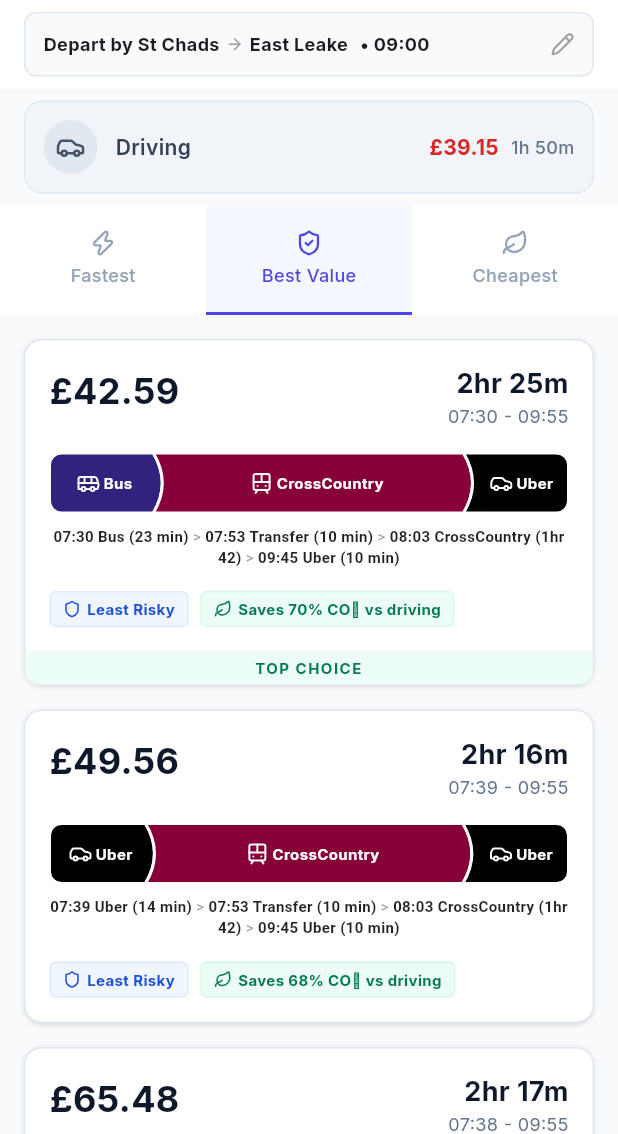
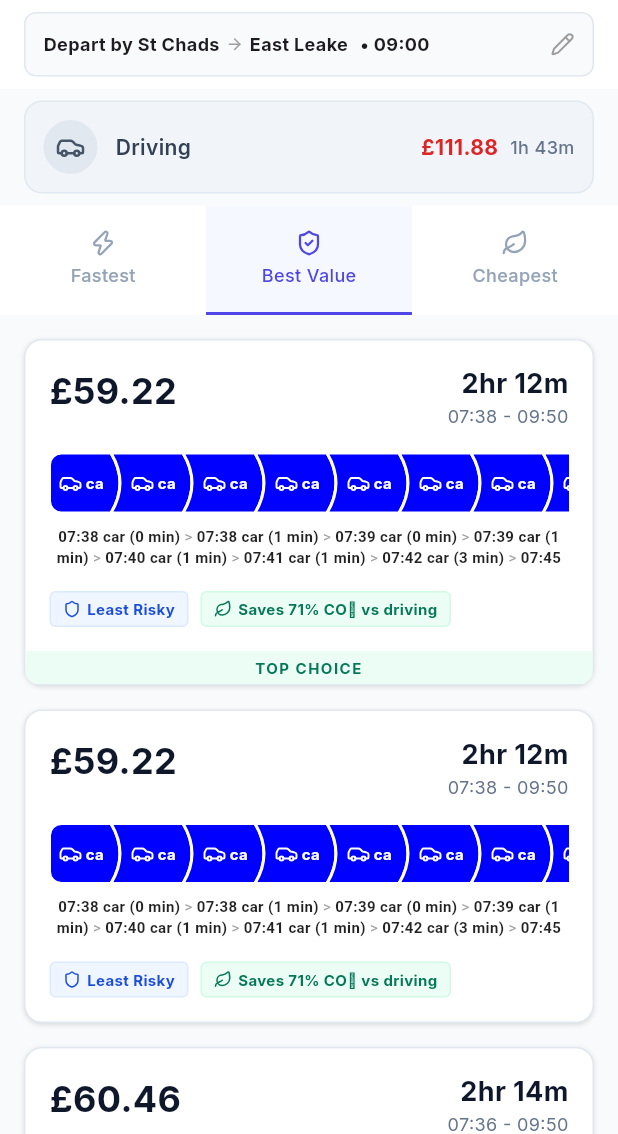
Before and after one commit to isaacw123434/Apptest, a Flutter app: the screen it shows after launch, after a tap on "Search", on a phone screen of 412 x 824 dp, the part 102-1236 px from its top. Run offline on Flutter 3.47's test engine with Material 3 defaults, Android fonts, the phone set to English and light mode, and no system bars; our stand-ins replace flutter_map, google_fonts, latlong2, lucide_icons.

Commit message:
Implement real route data parsing from routes.json
Co-authored-by: isaacw123434 <188620241+isaacw123434@users.noreply.github.com>

```diff
--- a/client/lib/models.dart
+++ b/client/lib/models.dart
@@ -1,4 +1,13 @@
 import 'package:latlong2/latlong.dart';
+
+// ignore_for_file: constant_identifier_names
+class IconIds {
+  static const String train = 'train';
+  static const String car = 'car';
+  static const String bus = 'bus';
+  static const String bike = 'bike';
+  static const String footprints = 'footprints';
+}
 
 class Segment {
   final String mode;
--- a/client/lib/screens/direct_drive_page.dart
+++ b/client/lib/screens/direct_drive_page.dart
@@ -5,7 +5,6 @@ import 'package:lucide_icons/lucide_icons.dart';
 import '../models.dart';
 import '../services/api_service.dart';
 import '../utils/emission_utils.dart';
-import '../services/mock_data.dart';
 
 class DirectDrivePage extends StatefulWidget {
   const DirectDrivePage({super.key});
--- a/client/lib/services/api_service.dart
+++ b/client/lib/services/api_service.dart
@@ -1,39 +1,20 @@
-import 'package:latlong2/latlong.dart';
+import 'package:flutter/services.dart';
 import '../models.dart';
 import '../utils/emission_utils.dart';
-import 'mock_data.dart';
-import '../utils/polyline.dart';
+import '../utils/routes_parser.dart';
 
 class ApiService {
   // Simulate network delay
   static const Duration _delay = Duration(milliseconds: 500);
 
+  Future<InitData> _loadRoutes() async {
+    final jsonString = await rootBundle.loadString('assets/routes.json');
+    return parseRoutesJson(jsonString);
+  }
+
   Future<InitData> fetchInitData() async {
     await Future.delayed(_delay);
-
-    final segmentOptions = _getSegmentOptionsWithPaths();
-
-    // Mock path for Direct Drive (Leeds to East Leake)
-    final directDriveRoute = rawRoutesData.firstWhere(
-      (r) => r['id'] == 'direct_drive',
-      orElse: () => {'polyline': ''},
-    );
-
-    List<LatLng> mockPath = [];
-    if (directDriveRoute['polyline'] != null && (directDriveRoute['polyline'] as String).isNotEmpty) {
-      mockPath = decodePolyline(directDriveRoute['polyline']);
-    } else {
-      mockPath = [
-        LatLng(53.8008, -1.5491), // Leeds
-        LatLng(52.7698, -1.2062), // East Leake
-      ];
-    }
-
-    return InitData(
-      segmentOptions: segmentOptions,
-      directDrive: DirectDrive.fromJson(directDriveData),
-      mockPath: mockPath,
-    );
+    return _loadRoutes();
   }
 
   Future<List<JourneyResult>> searchJourneys({
@@ -42,7 +23,10 @@ class ApiService {
   }) async {
     await Future.delayed(_delay);
 
-    final options = _getSegmentOptionsWithPaths();
+    final initData = await _loadRoutes();
+    final options = initData.segmentOptions;
+    final directDrive = initData.directDrive;
+
     List<JourneyResult> combos = [];
 
     // Generate Combinations
@@ -55,12 +39,12 @@ class ApiService {
         int risk = l1.riskScore + options.mainLeg.riskScore + l3.riskScore;
 
         // Calculate Emissions
-        double directDriveDist = directDriveData['distance'] as double;
-        double carEmission = directDriveDist * 0.27; // direct drive distance * factor
+        // Use pre-calculated CO2 or calculate on fly
+        double carEmission = directDrive.co2 ?? calculateEmission(directDrive.distance, IconIds.car);
 
-        double totalEmission = (l1.distance * getEmissionFactor(l1.iconId)) +
-            (options.mainLeg.distance * getEmissionFactor(options.mainLeg.iconId)) +
-            (l3.distance * getEmissionFactor(l3.iconId));
+        double totalEmission = (l1.co2 ?? calculateEmission(l1.distance, l1.iconId)) +
+            (options.mainLeg.co2 ?? calculateEmission(options.mainLeg.distance, options.mainLeg.iconId)) +
+            (l3.co2 ?? calculateEmission(l3.distance, l3.iconId));
 
         double savings = carEmission - totalEmission;
         int savingsPercent = 0;
@@ -106,7 +90,6 @@ class ApiService {
       combos.sort((a, b) => a.cost.compareTo(b.cost));
     } else {
       // Smart: Cost + 0.3 * Time + 20 * (Risk - MinRisk)
-      // Prioritize lowest risk by giving it a baseline of 0 and penalizing excess risk heavily.
       int minRisk = 0;
       if (combos.isNotEmpty) {
         minRisk = combos.map((c) => c.risk).reduce((a, b) => a < b ? a : b);
@@ -121,134 +104,4 @@ class ApiService {
 
     return combos.take(3).toList();
   }
-
-  SegmentOptions _getSegmentOptionsWithPaths() {
-    // Create a deep copy of the data structure to inject paths
-
-    Map<String, dynamic> data = Map<String, dynamic>.from(segmentOptionsData);
-    data['firstMile'] = (data['firstMile'] as List).map((e) => Map<String, dynamic>.from(e)).toList();
-    data['lastMile'] = (data['lastMile'] as List).map((e) => Map<String, dynamic>.from(e)).toList();
-    data['mainLeg'] = Map<String, dynamic>.from(data['mainLeg']);
-
-    // Pre-fetch all routes
-    Map<String, List<LatLng>> routePolylines = {};
-    for (var route in rawRoutesData) {
-      if (route['polyline'] != null && (route['polyline'] as String).isNotEmpty) {
-        routePolylines[route['id']] = decodePolyline(route['polyline']);
-      }
-    }
-
-    List<LatLng>? getPoints(String? routeId) {
-      if (routeId == null) return null;
-      return routePolylines[routeId];
-    }
-
-    // Helper to attach path
-    void attachPath(Map<String, dynamic> leg, String? routeIdOverride) {
-      String id = leg['id'];
-      List segments = leg['segments'] as List;
-
-      // Special handling for multi-segment legs
-      if (id == 'train_walk_headingley') {
-        leg['segments'] = segments.map((s) {
-          var sMap = Map<String, dynamic>.from(s);
-          String mode = sMap['mode'] ?? '';
-          if (mode == 'train') {
-            sMap['path'] = getPoints(routesMap['train_walk_headingley']);
-          }
-          return sMap;
-        }).toList();
-        return;
-      } else if (id == 'train_uber_headingley') {
-        leg['segments'] = segments.map((s) {
-          var sMap = Map<String, dynamic>.from(s);
-          String mode = sMap['mode'] ?? '';
-          if (mode == 'train') {
-            sMap['path'] = getPoints(routesMap['train_walk_headingley']);
-          }
-          return sMap;
-        }).toList();
-        return;
-      }
-
-      String? routeId;
-      if (routeIdOverride != null) {
-        routeId = routeIdOverride;
-      } else {
-        if (id == 'uber') {
-          routeId = routesMap['uber'];
-        } else if (id == 'bus') {
-          routeId = routesMap['bus'];
-        } else if (id == 'cycle') {
-          routeId = routesMap['cycle'];
-        } else if (id == 'train_main') {
-          routeId = routesMap['train_main'];
-        } else if (id == 'drive_park') {
-          routeId = routesMap['uber']; // Approximation
-        }
-      }
-
-      final points = getPoints(routeId);
-
-      if (points != null) {
-        leg['segments'] = segments.map((s) {
-          var sMap = Map<String, dynamic>.from(s);
-
-          // Logic to decide if we should attach path to this segment
-          String mode = sMap['mode'] ?? '';
-          String routeIdString = routeId!.toLowerCase();
-          bool shouldAttach = false;
-
-          // Check keywords in the ID
-          if (routeIdString.contains('train') && mode == 'train') {
-            shouldAttach = true;
-          } else if ((routeIdString.contains('drive') || routeIdString.contains('uber')) &&
-              (mode == 'car' || mode == 'taxi')) {
-            shouldAttach = true;
-          } else if (routeIdString.contains('bus') && mode == 'bus') {
-            shouldAttach = true;
-          } else if (routeIdString.contains('cycle') && mode == 'bike') {
-            shouldAttach = true;
-          } else if (routeIdString.contains('direct_drive') && mode == 'car') {
-             // direct_drive contains 'drive', so the second condition might catch it,
-             // but 'direct_drive' mode might be different?
-             // Actually direct drive mode is 'car' usually.
-             // But direct drive is handled via fetchInitData directDrive prop, not here usually.
-             // However, checking just in case.
-            shouldAttach = true;
-          }
-
-          if (shouldAttach) {
-            sMap['path'] = points;
-          }
-          return sMap;
-        }).toList();
-      }
-    }
-
-    // Process First Mile
-    for (var leg in data['firstMile']) {
-      attachPath(leg, null);
-    }
-
-    // Process Main Leg
-    attachPath(data['mainLeg'], routesMap['train_main']);
-
-    // Process Last Mile
-    for (var leg in data['lastMile']) {
-        String? routeId;
-        String id = leg['id'];
-        if (id == 'uber') {
-          routeId = routesMap['last_uber'];
-        } else if (id == 'bus') {
-          routeId = routesMap['last_bus'];
-        } else if (id == 'cycle') {
-          routeId = routesMap['last_cycle'];
-        }
-
-        attachPath(leg, routeId);
-    }
-
-    return SegmentOptions.fromJson(data);
-  }
 }
--- a/client/lib/services/mock_data.dart
+++ b/client/lib/services/mock_data.dart
@@ -1,12 +1,6 @@
 // ignore_for_file: constant_identifier_names
 
-class IconIds {
-  static const String train = 'train';
-  static const String car = 'car';
-  static const String bus = 'bus';
-  static const String bike = 'bike';
-  static const String footprints = 'footprints';
-}
+import '../models.dart';
 
 final List<Map<String, dynamic>> rawRoutesData = [
   {
--- a/client/lib/utils/emission_utils.dart
+++ b/client/lib/utils/emission_utils.dart
@@ -1,4 +1,4 @@
-import '../services/mock_data.dart';
+import '../models.dart';
 
 double getEmissionFactor(String iconId) {
   if (iconId == IconIds.train) return 0.06;
--- /dev/null
+++ b/client/lib/utils/routes_parser.dart
@@ -0,0 +1,268 @@
+import 'dart:convert';
+import 'package:latlong2/latlong.dart';
+import '../models.dart';
+import 'polyline.dart';
+import 'emission_utils.dart';
+
+InitData parseRoutesJson(String jsonString) {
+  final Map<String, dynamic> data = jsonDecode(jsonString);
+  final List<dynamic> groups = data['groups'];
+
+  List<Leg> firstMile = [];
+  Leg? mainLeg;
+  List<Leg> lastMile = [];
+  DirectDrive? directDrive;
+  List<LatLng> mockPath = [];
+
+  for (var group in groups) {
+    String name = group['name'] ?? '';
+    List<dynamic> options = group['options'] ?? [];
+
+    if (name.contains('Group 1') || name.contains('Group 2')) {
+      for (var option in options) {
+        firstMile.add(_parseOptionToLeg(option));
+      }
+    } else if (name.contains('Group 3')) {
+      if (options.isNotEmpty) {
+        mainLeg = _parseOptionToLeg(options.first);
+      }
+    } else if (name.contains('Group 4')) {
+      for (var option in options) {
+        lastMile.add(_parseOptionToLeg(option));
+      }
+    } else if (name.contains('Group 5')) {
+      // Direct Drive
+      if (options.isNotEmpty) {
+        var directOption = options.first;
+
+        double totalDistMeters = 0;
+        int totalDurationSeconds = 0;
+        List<LatLng> fullPath = [];
+        List<dynamic> legs = directOption['legs'] ?? [];
+
+        for (var leg in legs) {
+           totalDurationSeconds += (leg['duration_value'] as num).toInt();
+           totalDistMeters += (leg['distance_value'] as num).toDouble();
+           String polyline = leg['polyline'] ?? '';
+           if (polyline.isNotEmpty) {
+             fullPath.addAll(decodePolyline(polyline));
+           }
+        }
+
+        double totalDistMiles = totalDistMeters / 1609.34;
+
+        mockPath = fullPath;
+        directDrive = DirectDrive(
+          time: (totalDurationSeconds / 60).round(),
+          cost: _estimateCost('Direct Drive', totalDistMiles, []),
+          distance: double.parse(totalDistMiles.toStringAsFixed(2)),
+          co2: calculateEmission(totalDistMiles, IconIds.car),
+        );
+      }
+    }
+  }
+
+  // Fallback if missing
+  mainLeg ??= Leg(id: 'main_placeholder', label: 'Main', segments: [], time: 0, cost: 0, distance: 0, riskScore: 0, iconId: IconIds.train, lineColor: '#000000');
+
+  if (directDrive == null) {
+      directDrive = DirectDrive(time: 0, cost: 0, distance: 0);
+  }
+
+  return InitData(
+    segmentOptions: SegmentOptions(
+      firstMile: firstMile,
+      mainLeg: mainLeg,
+      lastMile: lastMile,
+    ),
+    directDrive: directDrive,
+    mockPath: mockPath,
+  );
+}
+
+Leg _parseOptionToLeg(Map<String, dynamic> option) {
+  String name = option['name'] ?? 'Unknown';
+  List<dynamic> jsonLegs = option['legs'] ?? [];
+
+  List<Segment> segments = [];
+  double totalDistMeters = 0;
+  int totalDurationSeconds = 0;
+
+  for (var jsonLeg in jsonLegs) {
+    segments.add(_parseSegment(jsonLeg));
+    totalDistMeters += (jsonLeg['distance_value'] as num).toDouble();
+    totalDurationSeconds += (jsonLeg['duration_value'] as num).toInt();
+  }
+
+  double totalDistMiles = totalDistMeters / 1609.34;
+  String id = _generateId(name);
+  String iconId = _mapIconId(name, segments);
+
+  // Calculate total CO2 based on segments
+  double totalCo2 = 0;
+  for (var seg in segments) {
+      if (seg.co2 != null) totalCo2 += seg.co2!;
+      else {
+          // Estimate
+          totalCo2 += calculateEmission(seg.distance ?? 0, seg.iconId);
+      }
+  }
+
+  return Leg(
+    id: id,
+    label: name,
+    time: (totalDurationSeconds / 60).round(),
+    cost: _estimateCost(name, totalDistMiles, segments),
+    distance: double.parse(totalDistMiles.toStringAsFixed(2)),
+    riskScore: 0,
+    iconId: iconId,
+    lineColor: _mapLineColor(name, segments),
+    segments: segments,
+    co2: double.parse(totalCo2.toStringAsFixed(2)),
+    detail: _generateDetail(segments),
+  );
+}
+
+Segment _parseSegment(Map<String, dynamic> jsonSegment) {
+  String rawMode = jsonSegment['mode'] ?? '';
+  String mode = _mapMode(rawMode, jsonSegment['transit_details']);
+  String polyline = jsonSegment['polyline'] ?? '';
+  List<LatLng> path = decodePolyline(polyline);
+
+  String label = mode;
+  String lineColor = '#000000';
+  String iconId = IconIds.footprints;
+
+  if (jsonSegment.containsKey('transit_details')) {
+      var td = jsonSegment['transit_details'];
+      String? color = td['color'];
+      if (color != null) lineColor = color;
+
+      label = td['line_name'] ?? td['vehicle_type'] ?? mode;
+
+      if (mode == 'bus') iconId = IconIds.bus;
+      if (mode == 'train') iconId = IconIds.train;
+      // Also set lineColor for bus/train if not present in transit_details (though it usually is)
+  } else {
+      // Defaults
+      if (mode == 'car' || mode == 'taxi') {
+          iconId = IconIds.car;
+          lineColor = '#0000FF';
+      } else if (mode == 'bike') {
+          iconId = IconIds.bike;
+          lineColor = '#00FF00';
+      } else if (mode == 'walk') {
+          iconId = IconIds.footprints;
+          lineColor = '#475569';
+      }
+  }
+
+  double distMiles = (jsonSegment['distance_value'] as num).toDouble() / 1609.34;
+
+  return Segment(
+    mode: mode,
+    label: label,
+    lineColor: lineColor,
+    iconId: iconId,
+    time: ((jsonSegment['duration_value'] as num) / 60).round(),
+    path: path,
+    distance: distMiles,
+    co2: calculateEmission(distMiles, iconId),
+  );
+}
+
+String _mapMode(String rawMode, Map<String, dynamic>? transitDetails) {
+    if (rawMode == 'walking') return 'walk';
+    if (rawMode == 'driving') return 'car';
+    if (rawMode == 'bicycling') return 'bike';
+    if (rawMode == 'transit') {
+        if (transitDetails != null) {
+            String type = (transitDetails['vehicle_type'] as String?)?.toUpperCase() ?? '';
+            if (type == 'BUS') return 'bus';
+            if (type == 'HEAVY_RAIL' || type == 'TRAIN') return 'train';
+        }
+        return 'bus'; // Default to bus?
+    }
+    return rawMode; // e.g. taxi?
+}
+
+String _generateId(String name) {
+    String lower = name.toLowerCase();
+    if (lower.contains('uber')) return 'uber';
+    if (lower.contains('bus')) return 'bus';
+    if (lower.contains('cycle')) return 'cycle';
+    if (lower.contains('train')) {
+        if (lower.contains('walk')) return 'train_walk_headingley';
+        if (lower.contains('uber')) return 'train_uber_headingley';
+        return 'train_main';
+    }
+    if (lower.contains('drive')) return 'direct_drive'; // or drive_park
+    return name.replaceAll(RegExp(r'[^a-zA-Z0-9]'), '_').toLowerCase();
+}
+
+String _mapIconId(String name, List<Segment> segments) {
+    String lower = name.toLowerCase();
+    if (lower.contains('uber')) return IconIds.car;
+    if (lower.contains('bus')) return IconIds.bus;
+    if (lower.contains('cycle')) return IconIds.bike;
+    if (lower.contains('train')) {
+        // If it's pure train, train. If walk+train, walk? No, icon for the leg usually represents the main mode.
+        // Or specific logic.
+        if (lower.contains('walk')) return IconIds.footprints; // Based on mock data
+        if (lower.contains('uber')) return IconIds.car;
+        return IconIds.train;
+    }
+    if (lower.contains('walk')) return IconIds.footprints;
+    return IconIds.car;
+}
+
+String _mapLineColor(String name, List<Segment> segments) {
+    // Return color of the main segment or just mapped from name
+    String lower = name.toLowerCase();
+    if (lower.contains('cycle')) return '#00FF00';
+
+    // Find the segment with the "biggest" mode?
+    // Or just look for specific modes.
+    for (var seg in segments) {
+        if (seg.mode == 'train') return seg.lineColor;
+        if (seg.mode == 'bus') return seg.lineColor;
+    }
+
+    return '#000000';
+}
+
+String _generateDetail(List<Segment> segments) {
+    // "5min walk + 16min bus"
+    // Summarize consecutive same-mode segments? Or just major ones.
+
+    // Simple approach: list distinct modes with times
+    // But walk+bus+walk -> "5min walk + 16min bus + 4min walk"
+    // This matches "5min walk + 16min bus" from mock data roughly.
+
+    List<String> parts = [];
+    for (var seg in segments) {
+        if (seg.time > 0) {
+            parts.add('${seg.time}m ${seg.mode}');
+        }
+    }
+    if (parts.isEmpty) return "";
+    return parts.join(' + ');
+}
+
+double _estimateCost(String name, double distanceMiles, List<Segment> segments) {
+    String lower = name.toLowerCase();
+    if (lower.contains('uber') || lower.contains('drive')) {
+        // Uber: Base £2.50 + £1.25/mile
+        return 2.50 + (1.25 * distanceMiles);
+    }
+    if (lower.contains('bus')) {
+        return 2.00; // Flat fare
+    }
+    if (lower.contains('train')) {
+        return 5.00 + (0.5 * distanceMiles);
+    }
+    if (lower.contains('cycle') || lower.contains('walk')) {
+        return 0.00;
+    }
+    return 0.00;
+}
--- a/client/pubspec.yaml
+++ b/client/pubspec.yaml
@@ -64,7 +64,8 @@ flutter:
   uses-material-design: true
 
   # To add assets to your application, add an assets section, like this:
-  # assets:
+  assets:
+    - assets/routes.json
   #   - images/a_dot_burr.jpeg
   #   - images/a_dot_ham.jpeg
 
```
Also changed, not shown: client/assets/routes.json (renamed from client/routes.json), 2 other files.
